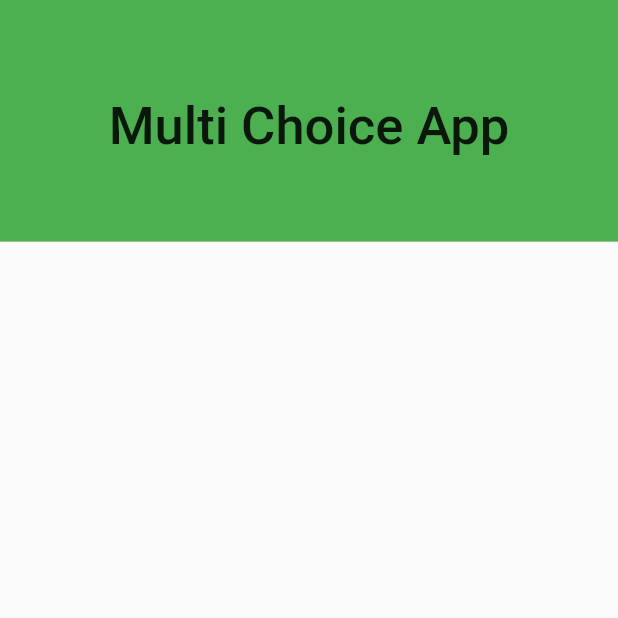
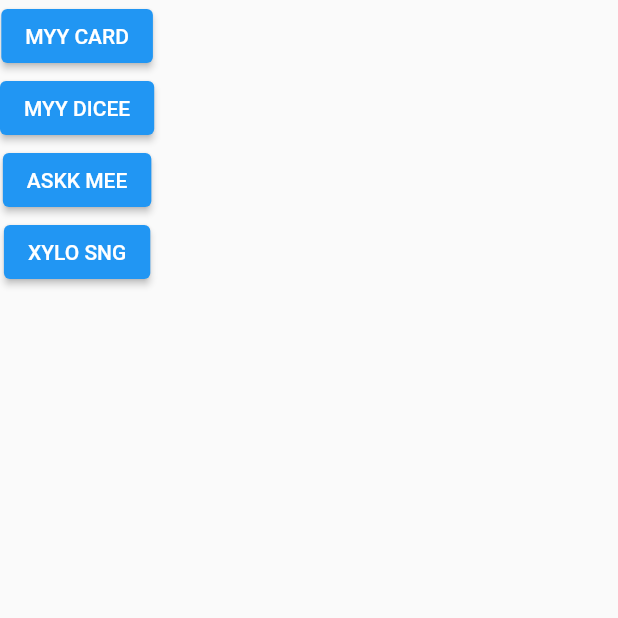
Before and after one commit to Jordan-erifried/MultiChoice, a Flutter app: the screen it shows after launch, on a phone screen of 412 x 824 dp, the top half of it. Run offline on Flutter 3.47's test engine with Material 2 defaults, Android fonts, the phone set to English and light mode, and no system bars.

Commit message:
Adding Elevated button on main and adding xylophone.dart

```diff
--- a/lib/main.dart
+++ b/lib/main.dart
@@ -1,6 +1,11 @@
 import 'package:flutter/material.dart';
+import 'package:multi_choice/ask_me.dart';
+import 'package:multi_choice/my_card.dart';
+import 'package:multi_choice/my_dicee.dart';
 
-void main() => runApp(MyApp());
+void main() {
+  runApp(MyApp());
+}
 
 class MyApp extends StatelessWidget {
 
@@ -10,36 +15,69 @@ class MyApp extends StatelessWidget {
       debugShowCheckedModeBanner: false,
       home: Scaffold(
         body: MainPage(),
-        ),
+      ),
     );
   }
 }
 
 class MainPage extends StatelessWidget {
+  const MainPage({Key? key}) : super(key: key);
+
   @override
   Widget build(BuildContext context) {
-    return Scaffold(
-      body: Column(
-        crossAxisAlignment: CrossAxisAlignment.stretch,
-        children: <Widget>[
-          DrawerHeader(
-            child: Column(
-              mainAxisAlignment: MainAxisAlignment.center,
-              children: <Widget>[
-                Text(
-                  'Multi Choice App',
-                  style: TextStyle(
-                      fontSize: 35.0
-                  ),
-                ),
+    return SafeArea(
+      child: Scaffold(
+        body: Column(
+          children: <Widget>[
+            ElevatedButton(
+              onPressed: () {
+                Navigator.push(
+                  context,
+                  MaterialPageRoute(
+                    builder: (context) => MyCard()
+                  )
+                );
+              },
+              child: Text('MYY CARD'),
+            ),
 
-              ],
+            ElevatedButton(
+              onPressed: () {
+                Navigator.push(
+                  context,
+                  MaterialPageRoute(
+                    builder: (context) => MyDicee(),
+                  )
+                );
+              },
+              child: Text('MYY DICEE'),
             ),
-            decoration: BoxDecoration(
-              color: Colors.green,
-              //image: AssetImage(),
-            ),),
-        ],
+
+            ElevatedButton(
+              onPressed: () {
+               Navigator.push(
+                 context,
+                 MaterialPageRoute(
+                   builder: (context) => AskMe(),
+                 )
+               );
+              },
+              child: Text('ASKK MEE'),
+            ),
+
+            ElevatedButton(
+              onPressed: () {
+                Navigator.push(
+                    context,
+                    MaterialPageRoute(
+                      builder: (context) => AskMe(),
+                    )
+                );
+              },
+              child: Text('XYLO SNG')
+            ),
+          ],
+        ),
       ),
     );
   }
--- a/lib/my_card.dart
+++ b/lib/my_card.dart
@@ -86,7 +86,7 @@ class MyCard extends StatelessWidget {
                 Navigator.push(
                   context,
                   MaterialPageRoute(
-                    builder: (context) => const MyApp(),
+                    builder: (context) =>  MyApp(),
                   )
                 );
               },
```
Also changed, not shown: lib/xylophone.dart (added), 1 other file.
